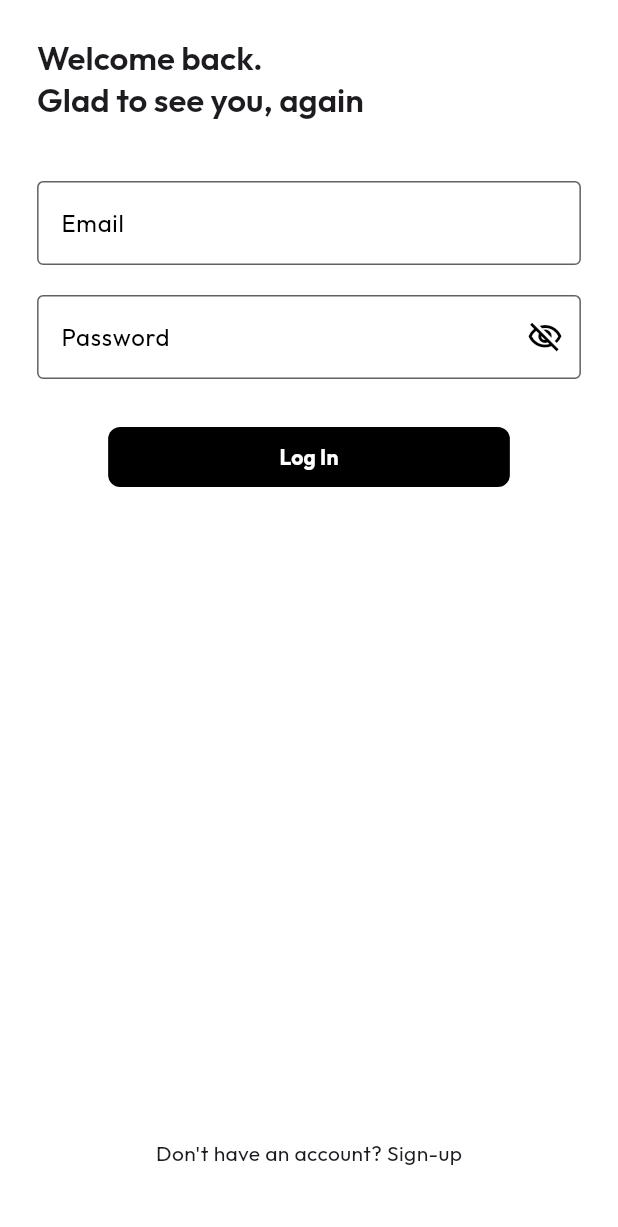
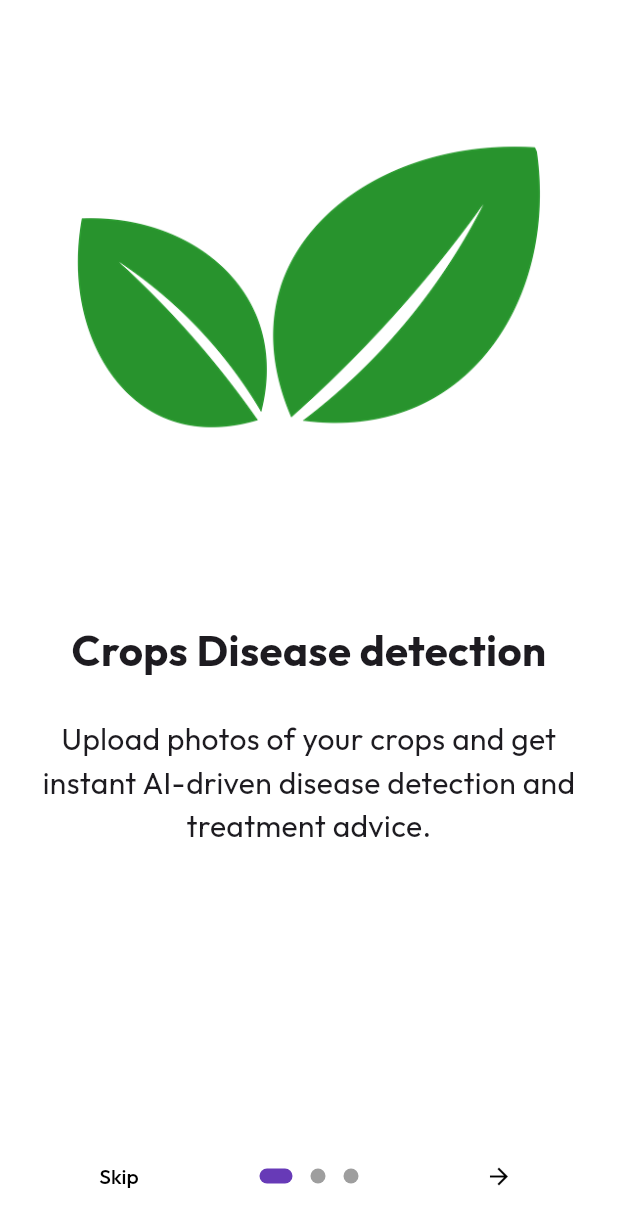
Before and after one commit to ngengesenior/farmers_guide, a Flutter app: the screen it shows after launch, on a phone screen of 412 x 824 dp. Shown: the top 1227 px of the screen. Run offline on Flutter 3.47's test engine with Material 3 defaults, Android fonts, the phone set to English and light mode, and no system bars; drawn by our look-alikes of introduction_screen, loader_overlay; our stand-ins replace camera, dio, flutter_riverpod, flutter_secure_storage, geocoding, geolocator and 6 more; missing offline and left inert: http_interceptor; generated files the repository leaves out were written again.

Commit message:
fix: Add onboarding screens to the app

```diff
--- a/lib/main.dart
+++ b/lib/main.dart
@@ -13,6 +13,8 @@ import 'package:farmers_guide/ui/weather_ui.dart';
 import 'package:flutter/material.dart';
 import 'package:flutter_riverpod/flutter_riverpod.dart';
 import 'package:loading_indicator/loading_indicator.dart';
+import 'package:introduction_screen/introduction_screen.dart';
+import 'package:shared_preferences/shared_preferences.dart';
 
 void main() async {
   WidgetsFlutterBinding.ensureInitialized();
@@ -24,12 +26,11 @@ void main() async {
 class MyApp extends StatelessWidget {
   const MyApp({super.key});
 
-  // This widget is the root of your application.
   @override
   Widget build(BuildContext context) {
     return MaterialApp(
       debugShowCheckedModeBanner: false,
-      title: 'Flutter Demo',
+      title: 'Farmers Guide',
       theme: appTheme,
       routes: {
         WeatherUi.routeName: (_) => const WeatherUi(),
@@ -39,9 +40,47 @@ class MyApp extends StatelessWidget {
         CameraDiagnosisUi.routeName: (_) => const CameraDiagnosisUi(),
         CropCreateUi.routeName: (_) => const CropCreateUi(),
         CropDiseaseDiagnosisUi.routeName: (_) => const CropDiseaseDiagnosisUi(),
-        UserAccountUi.routeName: (_) => const UserAccountUi()
+        UserAccountUi.routeName: (_) => const UserAccountUi(),
       },
-      home: FutureBuilder(
+      home: const OnboardingOrHome(),
+    );
+  }
+}
+
+// Widget that decides whether to show onboarding or home
+class OnboardingOrHome extends StatefulWidget {
+  const OnboardingOrHome({super.key});
+
+  @override
+  _OnboardingOrHomeState createState() => _OnboardingOrHomeState();
+}
+
+class _OnboardingOrHomeState extends State<OnboardingOrHome> {
+  bool _seenOnboarding = false;
+
+  @override
+  void initState() {
+    super.initState();
+    _checkOnboardingStatus();
+  }
+
+  // Check if onboarding has been seen
+  Future<void> _checkOnboardingStatus() async {
+    SharedPreferences prefs = await SharedPreferences.getInstance();
+    bool? seenOnboarding = prefs.getBool('seenOnboarding') ?? false;
+
+    setState(() {
+      _seenOnboarding = seenOnboarding;
+    });
+  }
+
+  @override
+  Widget build(BuildContext context) {
+    if (!_seenOnboarding) {
+      return const OnboardingScreen(); // Show onboarding if not seen
+    }
+
+    return FutureBuilder(
       future: userMeState.initialise(),
       builder: (context, snapshot) {
         if (snapshot.connectionState == ConnectionState.waiting) {
@@ -55,6 +94,7 @@ class MyApp extends StatelessWidget {
             ),
           );
         }
+
         final user = userMeState.value;
         if (user == null) {
           return const LoginUi();
@@ -63,6 +103,90 @@ class MyApp extends StatelessWidget {
           return const WeatherUi();
         }
       },
+    );
+  }
+}
+
+// Onboarding Screen
+class OnboardingScreen extends StatelessWidget {
+  const OnboardingScreen({super.key});
+
+  @override
+  Widget build(BuildContext context) {
+    return IntroductionScreen(
+      pages: [
+        PageViewModel(
+          title: "Crops Disease detection",
+          body:
+              "Upload photos of your crops and get instant AI-driven disease detection and treatment advice.",
+          image: buildImage('assets/logos/logo.png'),
+          decoration: getPageDecoration(),
+        ),
+        PageViewModel(
+          title: "Farm Weather Forecast",
+          body:
+              "Receive accurate, localized weather forecasts and alerts to plan your farming activities.",
+          image: buildImage('assets/weather.png'),
+          decoration: getPageDecoration(),
+        ),
+        PageViewModel(
+          title: "Soil Health Analysis",
+          body:
+              "Analyze soil health through images and get actionable recommendations for improvement.",
+          image: buildImage('assets/logos/logo-gray.png'),
+          decoration: getPageDecoration(),
+        ),
+      ],
+      onDone: () =>
+          _onOnboardingComplete(context), // Handles "Done" button press
+      onSkip: () =>
+          _onOnboardingComplete(context), // Handles "Skip" button press
+      showSkipButton: true, // Display the Skip button
+      skip: const Text("Skip"), // Skip button label
+      next: const Icon(Icons.arrow_forward), // Next button icon
+      done: const Text("Done",
+          style: TextStyle(fontWeight: FontWeight.w600)), // Done button label
+      dotsDecorator: getDotsDecorator(), // Controls dots indicator appearance
+      showNextButton: true, // Ensures Next button is visible
+      showDoneButton: true, // Ensures Done button is visible on the last page
+    );
+  }
+
+  void _onOnboardingComplete(BuildContext context) async {
+    SharedPreferences prefs = await SharedPreferences.getInstance();
+    await prefs.setBool('seenOnboarding', true);
+
+    print("Onboarding completed or skipped!");
+
+    Navigator.of(context).pushReplacement(
+      MaterialPageRoute(
+          builder: (_) => const OnboardingOrHome()), // Go to main screen
+    );
+  }
+
+  Widget buildImage(String path) {
+    return Center(
+      child: Image.asset(path, width: 350),
+    );
+  }
+
+  PageDecoration getPageDecoration() {
+    return const PageDecoration(
+      titleTextStyle: TextStyle(fontSize: 28, fontWeight: FontWeight.bold),
+      bodyTextStyle: TextStyle(fontSize: 20),
+      imagePadding: EdgeInsets.all(24),
+      pageColor: Colors.white,
+    );
+  }
+
+  DotsDecorator getDotsDecorator() {
+    return DotsDecorator(
+      size: const Size(10.0, 10.0),
+      color: Colors.grey,
+      activeSize: const Size(22.0, 10.0),
+      activeColor: Colors.deepPurple,
+      activeShape: RoundedRectangleBorder(
+        borderRadius: BorderRadius.circular(24.0),
       ),
     );
   }
--- a/pubspec.yaml
+++ b/pubspec.yaml
@@ -1,5 +1,5 @@
 name: farmers_guide
-description: "A new Flutter project."
+description: "Farmers Guide aims to empower farmers in Africa by providing them with an AI-driven platform that offers essential agricultural knowledge, real-time crop disease detection, accurate weather forecasts, soil health diagnostics, and personalized farming advice."
 # The following line prevents the package from being accidentally published to
 # pub.dev using `flutter pub publish`. This is preferred for private packages.
 publish_to: 'none' # Remove this line if you wish to publish to pub.dev
@@ -53,6 +53,7 @@ dependencies:
   http_parser: ^4.0.2
   dio: ^5.5.0+1
   flutter_launcher_icons: ^0.13.1
+  introduction_screen: ^3.1.14
 
 
 dev_dependencies:
@@ -85,6 +86,7 @@ flutter:
   # To add assets to your application, add an assets section, like this:
   assets:
     - assets/logos/
+    - assets/
 
 flutter_launcher_icons:
   android: true
```
Also changed, not shown: assets/logos/logo-gray.png (added), assets/weather.png (added), pubspec.lock. Lines whose indentation alone changed are shown as unchanged.
